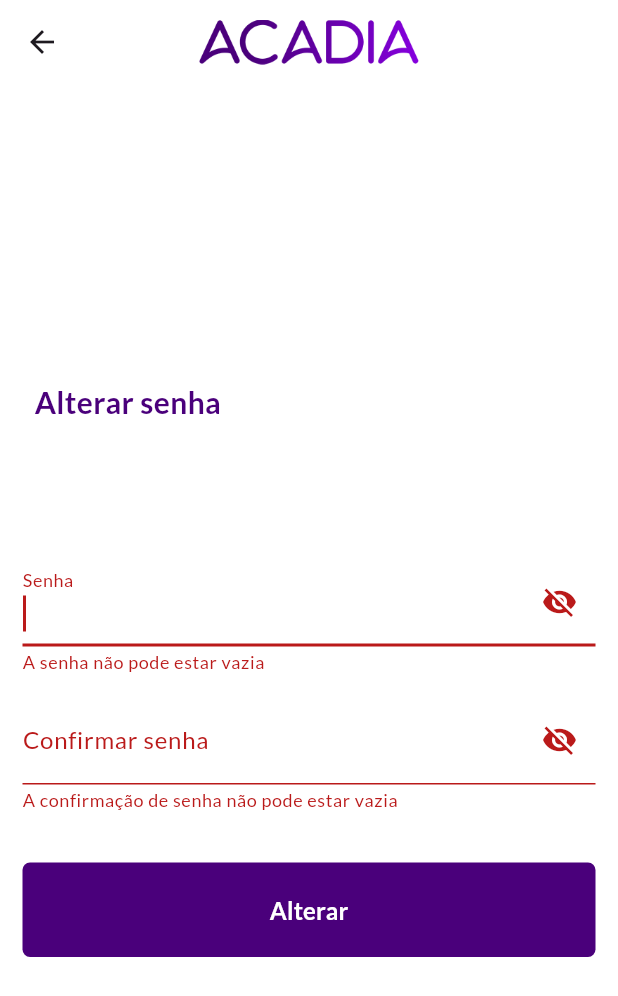
After one commit to victorhug01/acadia_system, a Flutter app: the AlterPassword screen opened by its route, after a tap on "Alterar", on a phone screen of 412 x 824 dp. The commit adds this screen. Shown: the top 996 px of the screen. Run offline on Flutter 3.47's test engine with Material 3 defaults, Android fonts, the phone set to English and light mode, and no system bars; our stand-ins replace animate_do, carousel_slider, dash_chat_2, email_validator, file_picker, flutter_gemini and 6 more; missing offline and left inert: flutter_quill, syncfusion_flutter_pdfviewer, window_manager; accounts and stored records are empty.

Commit message:
redefinição de senha

```diff
--- a/lib/src/app/myapp.dart
+++ b/lib/src/app/myapp.dart
@@ -1,3 +1,4 @@
+import 'package:acadia/src/pages/alter_password/alter_password.dart';
 import 'package:acadia/src/pages/home/home.dart';
 import 'package:acadia/src/pages/login/login.dart';
 import 'package:acadia/src/pages/notes/notes_page.dart';
@@ -7,6 +8,7 @@ import 'package:acadia/src/pages/student/components/success_register/success_reg
 import 'package:acadia/src/pages/student/home_student/home_student.dart';
 import 'package:acadia/src/pages/student/options_student/options_student.dart';
 import 'package:acadia/src/pages/student/register_student/register_student.dart';
+import 'package:acadia/src/pages/verify_otp/verify_otp.dart';
 import 'package:acadia/src/theme/theme_colors.dart';
 import 'package:flutter/material.dart';
 import 'package:google_fonts/google_fonts.dart';
@@ -46,6 +48,8 @@ class MyApp extends StatelessWidget {
         '/notes': (context) => const NotesPage(),
         '/secretaries_register': (context) => const SecretariesPage(),
         '/view_secretaries': (context) => const ViewSecretariesPage(),
+        '/verifyotp': (context) => const VerifyOTPPage(),
+        '/alter_password': (context) => const AlterPassword(),
       },
     );
   }
--- a/lib/src/components/drawer/drawer_component.dart
+++ b/lib/src/components/drawer/drawer_component.dart
@@ -172,7 +172,8 @@ class _DrawerComponentState extends State<DrawerComponent> {
               ),
             ),
             onTap: () {
-              navigation.pushNamed('/notes');
+              // navigation.pushNamed('/notes');
+              navigation.pushNamed('/verifyotp');
             },
           ),
           ExpansionTile(
--- /dev/null
+++ b/lib/src/pages/alter_password/alter_password.dart
@@ -0,0 +1,197 @@
+import 'package:acadia/src/components/appbar/appbar_component.dart';
+import 'package:acadia/src/components/textformfields/field_component.dart';
+import 'package:acadia/src/responsive/display_responsive.dart';
+import 'package:acadia/src/theme/theme_colors.dart';
+import 'package:acadia/src/validations/mixin_validation.dart';
+import 'package:animate_do/animate_do.dart';
+import 'package:flutter/material.dart';
+import 'package:supabase_flutter/supabase_flutter.dart';
+
+class AlterPassword extends StatefulWidget {
+  const AlterPassword({super.key});
+
+  @override
+  State<AlterPassword> createState() => _AlterPasswordState();
+}
+
+class _AlterPasswordState extends State<AlterPassword> with ValidationMixinClass {
+  final GlobalKey<FormState> _keyForm = GlobalKey();
+  final TextEditingController passwordController = TextEditingController();
+  final TextEditingController confirmPasswordController = TextEditingController();
+  final client = Supabase.instance.client;
+  bool _isPasswordVisible = false;
+
+  String? validatePassword(String? value) {
+    if (value == null || value.isEmpty) {
+      return 'A senha não pode estar vazia';
+    } else if (value.length < 6) {
+      return 'A senha deve ter pelo menos 6 caracteres';
+    }
+    return null;
+  }
+
+  String? validateConfirmPassword(String? value) {
+    if (value == null || value.isEmpty) {
+      return 'A confirmação de senha não pode estar vazia';
+    } else if (value != passwordController.text) {
+      return 'As senhas não coincidem';
+    }
+    return null;
+  }
+
+  @override
+  Widget build(BuildContext context) {
+    final navigation = Navigator.of(context);
+    final responsive = Responsive(context);
+    return Scaffold(
+      appBar: const PreferredSize(
+        preferredSize: Size.fromHeight(60.0),
+        child: AppBarComponent(),
+      ),
+      body: LayoutBuilder(
+        builder: (context, constraints) {
+          return Container(
+            height: MediaQuery.sizeOf(context).height,
+            padding: const EdgeInsets.symmetric(
+              vertical: 10,
+              horizontal: 15,
+            ),
+            child: Container(
+              alignment: Alignment.center,
+              height: constraints.maxHeight,
+              child: ListView(
+                shrinkWrap: true,
+                children: [
+                  Column(
+                    mainAxisAlignment: MainAxisAlignment.center,
+                    children: [
+                      SizedBox(
+                        width: responsive.isMobile ? double.infinity : 450,
+                        child: Form(
+                          key: _keyForm,
+                          child: Column(
+                            mainAxisAlignment: MainAxisAlignment.center,
+                            children: [
+                              FadeInUp(
+                                duration: const Duration(milliseconds: 450),
+                                child: Column(
+                                  children: <Widget>[
+                                    Container(
+                                      alignment: Alignment.centerLeft,
+                                      padding: const EdgeInsets.all(8.0),
+                                      child: Text(
+                                        "Alterar senha",
+                                        textAlign: TextAlign.left,
+                                        style: TextStyle(
+                                          fontSize: 20.0,
+                                          color: ColorSchemeManagerClass.colorPrimary,
+                                          fontWeight: FontWeight.w700,
+                                        ),
+                                      ),
+                                    ),
+                                    const SizedBox(height: 80),
+                                  ],
+                                ),
+                              ),
+                              FadeInUp(
+                                duration: const Duration(milliseconds: 600),
+                                child: TextFormFieldComponent(
+                                  inputBorderType: const UnderlineInputBorder(),
+                                  sizeInputBorder: 2.0,
+                                  autofocus: true,
+                                  controller: passwordController,
+                                  inputType: TextInputType.text,
+                                  labelText: 'Senha',
+                                  iconSuffix: IconButton(
+                                    onPressed: () {
+                                      setState(() {
+                                        _isPasswordVisible = !_isPasswordVisible;
+                                      });
+                                    },
+                                    icon: Icon(
+                                      _isPasswordVisible ? Icons.visibility : Icons.visibility_off,
+                                    ),
+                                  ),
+                                  validator: validatePassword,
+                                  obscure: !_isPasswordVisible,
+                                ),
+                              ),
+                              const SizedBox(height: 15),
+                              FadeInUp(
+                                duration: const Duration(milliseconds: 600),
+                                child: TextFormFieldComponent(
+                                  inputBorderType: const UnderlineInputBorder(),
+                                  sizeInputBorder: 2.0,
+                                  autofocus: true,
+                                  controller: confirmPasswordController,
+                                  inputType: TextInputType.text,
+                                  labelText: 'Confirmar senha',
+                                  iconSuffix: IconButton(
+                                    onPressed: () {
+                                      setState(() {
+                                        _isPasswordVisible = !_isPasswordVisible;
+                                      });
+                                    },
+                                    icon: Icon(
+                                      _isPasswordVisible ? Icons.visibility : Icons.visibility_off,
+                                    ),
+                                  ),
+                                  validator: validateConfirmPassword,
+                                  obscure: !_isPasswordVisible,
+                                ),
+                              ),
+                              const SizedBox(height: 35),
+                              FadeInUp(
+                                child: SizedBox(
+                                  width: double.infinity,
+                                  child: ElevatedButton(
+                                    onPressed: () async {
+                                      if (_keyForm.currentState?.validate() ?? false) {
+                                        try {
+                                          await client.auth.updateUser(
+                                            UserAttributes(password: passwordController.text.trim()),
+                                          );
+                                          navigation.pushReplacementNamed('/login');
+                                        } catch (e) {
+                                          debugPrint(e.toString());
+                                          // Display some error to the user, maybe a snackbar
+                                          ScaffoldMessenger.of(context).showSnackBar(
+                                            const SnackBar(content: Text('Erro ao atualizar a senha')),
+                                          );
+                                        }
+                                      }
+                                    },
+                                    style: ElevatedButton.styleFrom(
+                                      elevation: 0.0,
+                                      padding: const EdgeInsets.symmetric(vertical: 20, horizontal: 10),
+                                      backgroundColor: ColorSchemeManagerClass.colorPrimary,
+                                      shape: RoundedRectangleBorder(
+                                        borderRadius: BorderRadius.circular(5),
+                                      ),
+                                    ),
+                                    child: Text(
+                                      'Alterar',
+                                      style: TextStyle(
+                                        fontWeight: FontWeight.bold,
+                                        fontSize: 16,
+                                        color: ColorSchemeManagerClass.colorWhite,
+                                      ),
+                                    ),
+                                  ),
+                                ),
+                              ),
+                            ],
+                          ),
+                        ),
+                      ),
+                    ],
+                  ),
+                ],
+              ),
+            ),
+          );
+        },
+      ),
+    );
+  }
+}
--- a/pubspec.yaml
+++ b/pubspec.yaml
@@ -36,7 +36,8 @@ dependencies:
   # Use with the CupertinoIcons class for iOS style icons.
   cupertino_icons: ^1.0.8
   email_validator: ^3.0.0
-  supabase_flutter: ^2.6.0
+  # supabase_flutter: ^2.6.0
+  supabase_flutter: ^2.8.1
   google_fonts: ^6.2.1
   window_manager: ^0.4.2
   flutter_launcher_icons: ^0.13.1
@@ -50,7 +51,7 @@ dependencies:
   dash_chat_2: ^0.0.21
   file_picker: ^8.1.4
   flutter_quill: ^10.8.5
-  http: ^1.2.2
+  pinput: ^5.0.0
 
 flutter_icons:
   image_path: "assets/images/a_logo.png"
```
Also changed, not shown: lib/src/pages/login/login.dart (+41 -3 lines), lib/src/pages/verify_otp/verify_otp.dart (added, +137 -0 lines), pubspec.lock.
